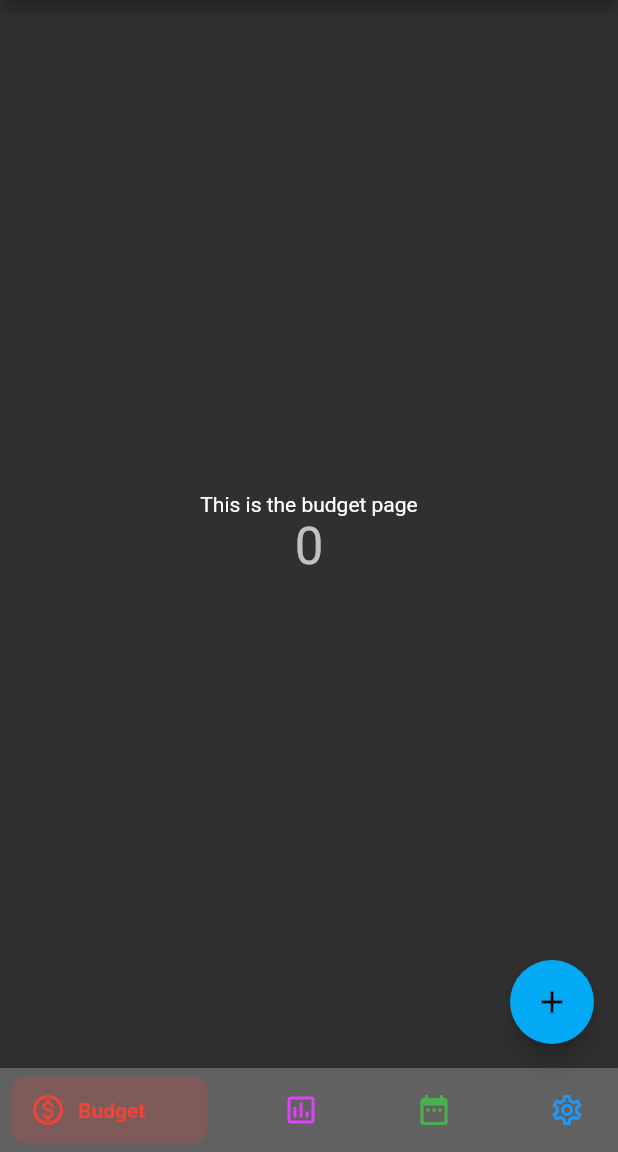
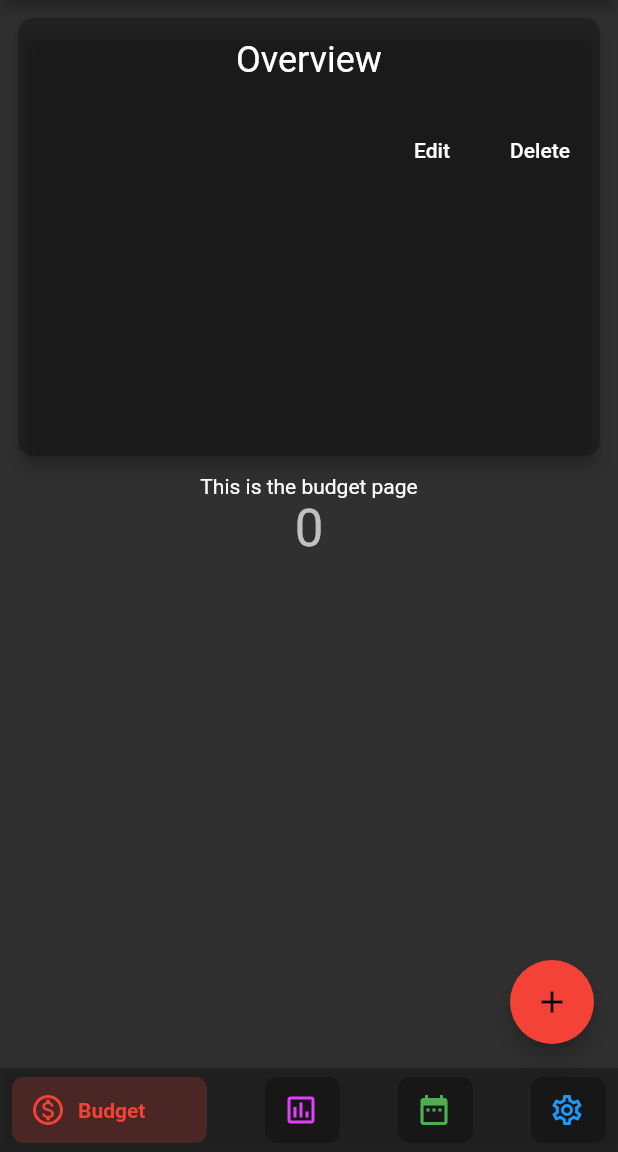
Before and after one commit to Nuquino/NukiFi-Financial-Assistant, a Flutter app: the BudgetPage screen opened by its route, on a phone screen of 412 x 824 dp, the part 84-1236 px from its top. Run offline on Flutter 3.47's test engine with Material 2 defaults, Android fonts, the phone set to English and light mode, and no system bars; network calls fail.

Commit message:
Add new category page and added overview card

```diff
--- a/lib/billCalendarPage.dart
+++ b/lib/billCalendarPage.dart
@@ -96,12 +96,13 @@ class _MyBudgetPageState extends State<BillCalendarPage> {
 
         floatingActionButton: FloatingActionButton(
           onPressed: _addNewBill,
-          backgroundColor: Colors.lightBlue,
+          backgroundColor: Colors.green,
           tooltip: 'Add a New Category',
           child: Icon(Icons.add),
         ), // This trailing comma makes auto-formatting nicer for build methods.
 
         bottomNavigationBar: BottomNavyBar(
+            backgroundColor: Colors.black26,
             selectedIndex: currentIndex,
             showElevation: true,
             itemCornerRadius: 8,
--- a/lib/budgetPage.dart
+++ b/lib/budgetPage.dart
@@ -33,6 +33,7 @@ class _MyBudgetPageState extends State<BudgetPage> {
       // _counter without calling setState(), then the build method would not be
       // called again, and so nothing would appear to happen.
       _counter++;
+      Navigator.pushNamed(context, '/addNewCategoryPage');
     });
   }
 
@@ -83,8 +84,41 @@ class _MyBudgetPageState extends State<BudgetPage> {
             // center the children vertically; the main axis here is the vertical
             // axis because Columns are vertical (the cross axis would be
             // horizontal).
-            mainAxisAlignment: MainAxisAlignment.center,
+            mainAxisAlignment: MainAxisAlignment.start,
             children: <Widget>[
+              Container(
+                margin: EdgeInsets.all(8),
+                height: 300,
+                child: Card(
+                  shape: RoundedRectangleBorder(
+                    borderRadius: BorderRadius.circular(10.0),
+                  ),
+                  color: Colors.black26,
+                  elevation: 5,
+                  child: Column(
+                    mainAxisSize: MainAxisSize.min,
+                    children: <Widget>[
+                      const ListTile(
+                        title: Text('Overview', textAlign: TextAlign.center, style: TextStyle(color: Colors.white), textScaleFactor: 1.5, ),
+                      ),
+                      ButtonTheme.bar(
+                        child: ButtonBar(
+                          children: <Widget>[
+                            FlatButton(
+                              child: const Text('Edit', style: TextStyle(color: Colors.white)),
+                              onPressed: () {},
+                            ),
+                            FlatButton(
+                              child: const Text('Delete', style: TextStyle(color: Colors.white)),
+                              onPressed: () {},
+                            ),
+                          ],
+                        ),
+                      ),
+                    ],
+                  ),
+                ),
+              ),
               Text(
                 'This is the budget page',
               ),
@@ -98,12 +132,13 @@ class _MyBudgetPageState extends State<BudgetPage> {
 
         floatingActionButton: FloatingActionButton(
           onPressed: _addNewCategory,
-          backgroundColor: Colors.lightBlue,
+          backgroundColor: Colors.red,
           tooltip: 'Add a New Category',
           child: Icon(Icons.add),
         ), // This trailing comma makes auto-formatting nicer for build methods.
 
         bottomNavigationBar: BottomNavyBar(
+            backgroundColor: Colors.black26,
             selectedIndex: currentIndex,
             showElevation: true,
             itemCornerRadius: 8,
--- a/lib/insightsPage.dart
+++ b/lib/insightsPage.dart
@@ -96,12 +96,13 @@ class _MyBudgetPageState extends State<InsightsPage> {
 
         floatingActionButton: FloatingActionButton(
           onPressed: _addNewCategory,
-          backgroundColor: Colors.lightBlue,
+          backgroundColor: Colors.purpleAccent,
           tooltip: 'Add a New Category',
           child: Icon(Icons.add),
         ), // This trailing comma makes auto-formatting nicer for build methods.
 
         bottomNavigationBar: BottomNavyBar(
+            backgroundColor: Colors.black26,
             selectedIndex: currentIndex,
             showElevation: true,
             itemCornerRadius: 8,
--- a/lib/main.dart
+++ b/lib/main.dart
@@ -4,6 +4,7 @@ import 'package:nukifi_financial_assistant/insightsPage.dart';
 import 'package:nukifi_financial_assistant/billCalendarPage.dart';
 import 'package:nukifi_financial_assistant/settings.dart';
 import 'package:nukifi_financial_assistant/login.dart';
+import 'package:nukifi_financial_assistant/AddNewCategoryPage.dart';
 
 import 'login.dart';
 
@@ -37,6 +38,7 @@ class MyApp extends StatelessWidget {
         '/insightsPage': (context) => InsightsPage(),
         '/billCalendarPage': (context) => BillCalendarPage(),
         '/settings': (context) => SettingsPage(),
+        '/addNewCategoryPage': (context)  =>  AddNewCategoryPage(),
       },
     );
   }
--- a/lib/settings.dart
+++ b/lib/settings.dart
@@ -102,6 +102,7 @@ class _MyBudgetPageState extends State<SettingsPage> {
         ), // This trailing comma makes auto-formatting nicer for build methods.
 
         bottomNavigationBar: BottomNavyBar(
+            backgroundColor: Colors.black26,
             selectedIndex: currentIndex,
             showElevation: true,
             itemCornerRadius: 8,
--- a/pubspec.yaml
+++ b/pubspec.yaml
@@ -21,6 +21,9 @@ environment:
   sdk: ">=2.7.0 <3.0.0"
 
 dependencies:
+  #firebase_core: ^0.7.0
+  #cloud_firestore: ^0.16.0+1
+  #firebase_auth: ^0.20.1
   flutter:
     sdk: flutter
 
```
Also changed, not shown: lib/AddNewCategoryPage.dart (added, +93 -0 lines), 2 other files.
